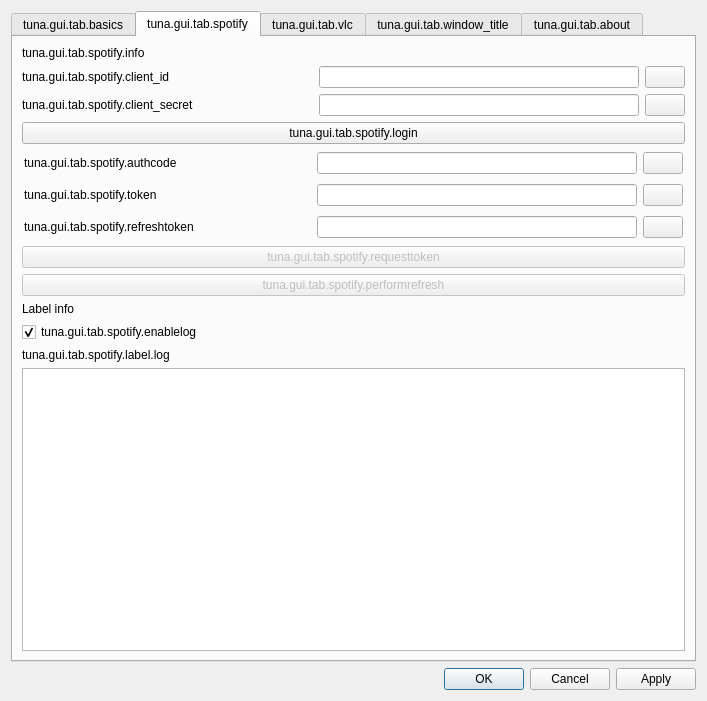
Old version of the form src/gui/tuna_gui.ui in the repository univrsal/tuna.
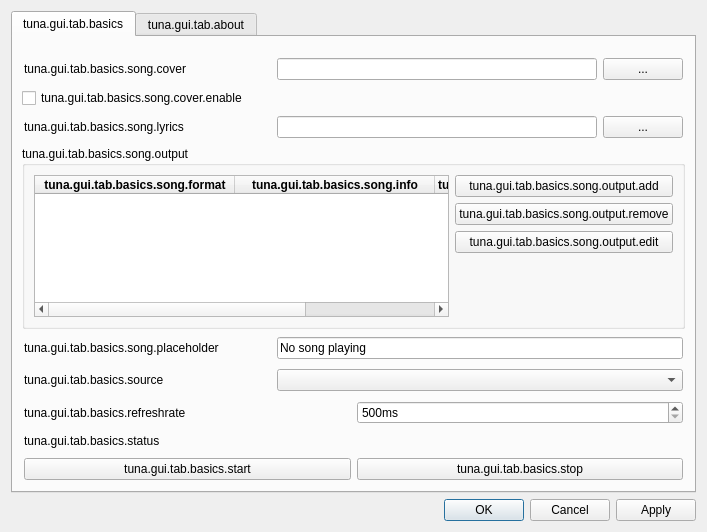
New version of the form. The open tabs and pages were chosen to show the change. Icons and pictures are not drawn.

What changed in the file:
```diff
--- a/src/gui/tuna_gui.ui
+++ b/src/gui/tuna_gui.ui
@@ -7,7 +7,7 @@
     <x>0</x>
     <y>0</y>
     <width>707</width>
-    <height>701</height>
+    <height>532</height>
    </rect>
   </property>
   <property name="sizePolicy">
@@ -39,7 +39,7 @@
       </sizepolicy>
      </property>
      <property name="currentIndex">
-      <number>2</number>
+      <number>0</number>
      </property>
      <widget class="QWidget" name="tab_basic">
       <attribute name="title">
@@ -338,6 +338,18 @@
              <layout class="QVBoxLayout" name="verticalLayout_8">
               <item>
                <widget class="QPushButton" name="btn_add_output">
+                <property name="sizePolicy">
+                 <sizepolicy hsizetype="Minimum" vsizetype="Fixed">
+                  <horstretch>0</horstretch>
+                  <verstretch>0</verstretch>
+                 </sizepolicy>
+                </property>
+                <property name="minimumSize">
+                 <size>
+                  <width>50</width>
+                  <height>0</height>
+                 </size>
+                </property>
                 <property name="text">
                  <string>tuna.gui.tab.basics.song.output.add</string>
                 </property>
@@ -345,6 +357,18 @@
               </item>
               <item>
                <widget class="QPushButton" name="btn_remove_output">
+                <property name="sizePolicy">
+                 <sizepolicy hsizetype="Minimum" vsizetype="Fixed">
+                  <horstretch>0</horstretch>
+                  <verstretch>0</verstretch>
+                 </sizepolicy>
+                </property>
+                <property name="minimumSize">
+                 <size>
+                  <width>50</width>
+                  <height>0</height>
+                 </size>
+                </property>
                 <property name="text">
                  <string>tuna.gui.tab.basics.song.output.remove</string>
                 </property>
@@ -352,6 +376,18 @@
               </item>
               <item>
                <widget class="QPushButton" name="btn_edit_output">
+                <property name="sizePolicy">
+                 <sizepolicy hsizetype="Minimum" vsizetype="Fixed">
+                  <horstretch>0</horstretch>
+                  <verstretch>0</verstretch>
+                 </sizepolicy>
+                </property>
+                <property name="minimumSize">
+                 <size>
+                  <width>50</width>
+                  <height>0</height>
+                 </size>
+                </property>
                 <property name="text">
                  <string>tuna.gui.tab.basics.song.output.edit</string>
                 </property>
@@ -377,30 +413,6 @@
          </layout>
         </widget>
        </item>
-       <item>
-        <widget class="QFrame" name="frame_format">
-         <property name="frameShape">
-          <enum>QFrame::NoFrame</enum>
-         </property>
-         <property name="frameShadow">
-          <enum>QFrame::Raised</enum>
-         </property>
-         <layout class="QHBoxLayout" name="horizontalLayout_8">
-          <property name="leftMargin">
-           <number>2</number>
-          </property>
-          <property name="topMargin">
-           <number>2</number>
-          </property>
-          <property name="rightMargin">
-           <number>2</number>
-          </property>
-          <property name="bottomMargin">
-           <number>2</number>
-          </property>
-         </layout>
-        </widget>
-       </item>
        <item>
         <widget class="QFrame" name="frame_placeholder">
          <property name="frameShape">
@@ -660,710 +672,6 @@
        </item>
       </layout>
      </widget>
-     <widget class="QWidget" name="tab_spotify">
-      <attribute name="title">
-       <string>tuna.gui.tab.spotify</string>
-      </attribute>
-      <layout class="QVBoxLayout" name="verticalLayout_3">
-       <item>
-        <widget class="QLabel" name="label_2">
-         <property name="text">
-          <string>tuna.gui.tab.spotify.info</string>
-         </property>
-         <property name="wordWrap">
-          <bool>true</bool>
-         </property>
-        </widget>
-       </item>
-       <item>
-        <layout class="QHBoxLayout" name="horizontalLayout_21">
-         <item>
-          <widget class="QLabel" name="label_21">
-           <property name="text">
-            <string>tuna.gui.tab.spotify.client_id</string>
-           </property>
-          </widget>
-         </item>
-         <item>
-          <spacer name="horizontalSpacer_9">
-           <property name="orientation">
-            <enum>Qt::Horizontal</enum>
-           </property>
-           <property name="sizeHint" stdset="0">
-            <size>
-             <width>40</width>
-             <height>20</height>
-            </size>
-           </property>
-          </spacer>
-         </item>
-         <item>
-          <widget class="QLineEdit" name="txt_client_id">
-           <property name="enabled">
-            <bool>true</bool>
-           </property>
-           <property name="minimumSize">
-            <size>
-             <width>320</width>
-             <height>0</height>
-            </size>
-           </property>
-           <property name="echoMode">
-            <enum>QLineEdit::Password</enum>
-           </property>
-          </widget>
-         </item>
-         <item>
-          <widget class="QPushButton" name="btn_id_show">
-           <property name="enabled">
-            <bool>true</bool>
-           </property>
-           <property name="text">
-            <string/>
-           </property>
-           <property name="icon">
-            <iconset resource="tuna.qrc">
-             <normaloff>:/images/icons/visible.svg</normaloff>:/images/icons/visible.svg</iconset>
-           </property>
-          </widget>
-         </item>
-        </layout>
-       </item>
-       <item>
-        <layout class="QHBoxLayout" name="horizontalLayout_22">
-         <item>
-          <widget class="QLabel" name="label_22">
-           <property name="text">
-            <string>tuna.gui.tab.spotify.client_secret</string>
-           </property>
-          </widget>
-         </item>
-         <item>
-          <spacer name="horizontalSpacer_6">
-           <property name="orientation">
-            <enum>Qt::Horizontal</enum>
-           </property>
-           <property name="sizeHint" stdset="0">
-            <size>
-             <width>40</width>
-             <height>20</height>
-            </size>
-           </property>
-          </spacer>
-         </item>
-         <item>
-          <widget class="QLineEdit" name="txt_secret">
-           <property name="minimumSize">
-            <size>
-             <width>320</width>
-             <height>0</height>
-            </size>
-           </property>
-           <property name="echoMode">
-            <enum>QLineEdit::Password</enum>
-           </property>
-          </widget>
-         </item>
-         <item>
-          <widget class="QPushButton" name="btn_show_secret">
-           <property name="enabled">
-            <bool>true</bool>
-           </property>
-           <property name="text">
-            <string/>
-           </property>
-           <property name="icon">
-            <iconset resource="tuna.qrc">
-             <normaloff>:/images/icons/visible.svg</normaloff>:/images/icons/visible.svg</iconset>
-           </property>
-          </widget>
-         </item>
-        </layout>
-       </item>
-       <item>
-        <widget class="QPushButton" name="btn_open_login">
-         <property name="text">
-          <string>tuna.gui.tab.spotify.login</string>
-         </property>
-        </widget>
-       </item>
-       <item>
-        <widget class="QFrame" name="frame_2">
-         <property name="frameShape">
-          <enum>QFrame::NoFrame</enum>
-         </property>
-         <property name="frameShadow">
-          <enum>QFrame::Raised</enum>
-         </property>
-         <layout class="QHBoxLayout" name="horizontalLayout_2">
-          <property name="leftMargin">
-           <number>2</number>
-          </property>
-          <property name="topMargin">
-           <number>2</number>
-          </property>
-          <property name="rightMargin">
-           <number>2</number>
-          </property>
-          <property name="bottomMargin">
-           <number>2</number>
-          </property>
-          <item>
-           <widget class="QLabel" name="label_3">
-            <property name="sizePolicy">
-             <sizepolicy hsizetype="Minimum" vsizetype="Preferred">
-              <horstretch>0</horstretch>
-              <verstretch>0</verstretch>
-             </sizepolicy>
-            </property>
-            <property name="minimumSize">
-             <size>
-              <width>0</width>
-              <height>0</height>
-             </size>
-            </property>
-            <property name="text">
-             <string>tuna.gui.tab.spotify.authcode</string>
-            </property>
-           </widget>
-          </item>
-          <item>
-           <spacer name="horizontalSpacer_5">
-            <property name="orientation">
-             <enum>Qt::Horizontal</enum>
-            </property>
-            <property name="sizeHint" stdset="0">
-             <size>
-              <width>40</width>
-              <height>20</height>
-             </size>
-            </property>
-           </spacer>
-          </item>
-          <item>
-           <widget class="QLineEdit" name="txt_auth_code">
-            <property name="sizePolicy">
-             <sizepolicy hsizetype="Fixed" vsizetype="Fixed">
-              <horstretch>0</horstretch>
-              <verstretch>0</verstretch>
-             </sizepolicy>
-            </property>
-            <property name="minimumSize">
-             <size>
-              <width>320</width>
-              <height>0</height>
-             </size>
-            </property>
-            <property name="echoMode">
-             <enum>QLineEdit::Password</enum>
-            </property>
-           </widget>
-          </item>
-          <item>
-           <widget class="QPushButton" name="btn_sp_show_auth">
-            <property name="sizePolicy">
-             <sizepolicy hsizetype="Minimum" vsizetype="Fixed">
-              <horstretch>0</horstretch>
-              <verstretch>0</verstretch>
-             </sizepolicy>
-            </property>
-            <property name="text">
-             <string/>
-            </property>
-            <property name="icon">
-             <iconset resource="tuna.qrc">
-              <normaloff>:/images/icons/visible.svg</normaloff>:/images/icons/visible.svg</iconset>
-            </property>
-           </widget>
-          </item>
-         </layout>
-        </widget>
-       </item>
-       <item>
-        <widget class="QFrame" name="frame_3">
-         <property name="frameShape">
-          <enum>QFrame::NoFrame</enum>
-         </property>
-         <property name="frameShadow">
-          <enum>QFrame::Raised</enum>
-         </property>
-         <layout class="QHBoxLayout" name="horizontalLayout_3">
-          <property name="leftMargin">
-           <number>2</number>
-          </property>
-          <property name="topMargin">
-           <number>2</number>
-          </property>
-          <property name="rightMargin">
-           <number>2</number>
-          </property>
-          <property name="bottomMargin">
-           <number>2</number>
-          </property>
-          <item>
-           <widget class="QLabel" name="label_4">
-            <property name="sizePolicy">
-             <sizepolicy hsizetype="Minimum" vsizetype="Preferred">
-              <horstretch>0</horstretch>
-              <verstretch>0</verstretch>
-             </sizepolicy>
-            </property>
-            <property name="minimumSize">
-             <size>
-              <width>0</width>
-              <height>0</height>
-             </size>
-            </property>
-            <property name="text">
-             <string>tuna.gui.tab.spotify.token</string>
-            </property>
-           </widget>
-          </item>
-          <item>
-           <spacer name="horizontalSpacer_3">
-            <property name="orientation">
-             <enum>Qt::Horizontal</enum>
-            </property>
-            <property name="sizeHint" stdset="0">
-             <size>
-              <width>40</width>
-              <height>20</height>
-             </size>
-            </property>
-           </spacer>
-          </item>
-          <item>
-           <widget class="QLineEdit" name="txt_token">
-            <property name="enabled">
-             <bool>true</bool>
-            </property>
-            <property name="sizePolicy">
-             <sizepolicy hsizetype="Fixed" vsizetype="Fixed">
-              <horstretch>0</horstretch>
-              <verstretch>0</verstretch>
-             </sizepolicy>
-            </property>
-            <property name="minimumSize">
-             <size>
-              <width>320</width>
-              <height>0</height>
-             </size>
-            </property>
-            <property name="echoMode">
-             <enum>QLineEdit::Password</enum>
-            </property>
-            <property name="readOnly">
-             <bool>true</bool>
-            </property>
-           </widget>
-          </item>
-          <item>
-           <widget class="QPushButton" name="btn_sp_show_token">
-            <property name="text">
-             <string/>
-            </property>
-            <property name="icon">
-             <iconset resource="tuna.qrc">
-              <normaloff>:/images/icons/visible.svg</normaloff>:/images/icons/visible.svg</iconset>
-            </property>
-           </widget>
-          </item>
-         </layout>
-        </widget>
-       </item>
-       <item>
-        <widget class="QFrame" name="frame_4">
-         <property name="frameShape">
-          <enum>QFrame::NoFrame</enum>
-         </property>
-         <property name="frameShadow">
-          <enum>QFrame::Raised</enum>
-         </property>
-         <layout class="QHBoxLayout" name="horizontalLayout_4">
-          <property name="leftMargin">
-           <number>2</number>
-          </property>
-          <property name="topMargin">
-           <number>2</number>
-          </property>
-          <property name="rightMargin">
-           <number>2</number>
-          </property>
-          <property name="bottomMargin">
-           <number>2</number>
-          </property>
-          <item>
-           <widget class="QLabel" name="label_5">
-            <property name="sizePolicy">
-             <sizepolicy hsizetype="Minimum" vsizetype="Preferred">
-              <horstretch>0</horstretch>
-              <verstretch>0</verstretch>
-             </sizepolicy>
-            </property>
-            <property name="minimumSize">
-             <size>
-              <width>0</width>
-              <height>0</height>
-             </size>
-            </property>
-            <property name="contextMenuPolicy">
-             <enum>Qt::NoContextMenu</enum>
-            </property>
-            <property name="text">
-             <string>tuna.gui.tab.spotify.refreshtoken</string>
-            </property>
-           </widget>
-          </item>
-          <item>
-           <spacer name="horizontalSpacer_4">
-            <property name="orientation">
-             <enum>Qt::Horizontal</enum>
-            </property>
-            <property name="sizeHint" stdset="0">
-             <size>
-              <width>40</width>
-              <height>20</height>
-             </size>
-            </property>
-           </spacer>
-          </item>
-          <item>
-           <widget class="QLineEdit" name="txt_refresh_token">
-            <property name="sizePolicy">
-             <sizepolicy hsizetype="Fixed" vsizetype="Fixed">
-              <horstretch>0</horstretch>
-              <verstretch>0</verstretch>
-             </sizepolicy>
-            </property>
-            <property name="minimumSize">
-             <size>
-              <width>320</width>
-              <height>0</height>
-             </size>
-            </property>
-            <property name="echoMode">
-             <enum>QLineEdit::Password</enum>
-            </property>
-            <property name="readOnly">
-             <bool>true</bool>
-            </property>
-           </widget>
-          </item>
-          <item>
-           <widget class="QPushButton" name="btn_sp_show_refresh_token">
-            <property name="text">
-             <string/>
-            </property>
-            <property name="icon">
-             <iconset resource="tuna.qrc">
-              <normaloff>:/images/icons/visible.svg</normaloff>:/images/icons/visible.svg</iconset>
-            </property>
-           </widget>
-          </item>
-         </layout>
-        </widget>
-       </item>
-       <item>
-        <widget class="QPushButton" name="btn_request_token">
-         <property name="enabled">
-          <bool>false</bool>
-         </property>
-         <property name="text">
-          <string>tuna.gui.tab.spotify.requesttoken</string>
-         </property>
-        </widget>
-       </item>
-       <item>
-        <widget class="QPushButton" name="btn_performrefresh">
-         <property name="enabled">
-          <bool>false</bool>
-         </property>
-         <property name="text">
-          <string>tuna.gui.tab.spotify.performrefresh</string>
-         </property>
-        </widget>
-       </item>
-       <item>
-        <widget class="QLabel" name="lbl_spotify_info">
-         <property name="text">
-          <string>Label info</string>
-         </property>
-        </widget>
-       </item>
-       <item>
-        <widget class="QCheckBox" name="cb_use_log">
-         <property name="text">
-          <string>tuna.gui.tab.spotify.enablelog</string>
-         </property>
-         <property name="checked">
-          <bool>true</bool>
-         </property>
-        </widget>
-       </item>
-       <item>
-        <widget class="QLabel" name="label_6">
-         <property name="text">
-          <string>tuna.gui.tab.spotify.label.log</string>
-         </property>
-        </widget>
-       </item>
-       <item>
-        <widget class="QTextEdit" name="txt_json_log">
-         <property name="readOnly">
-          <bool>true</bool>
-         </property>
-        </widget>
-       </item>
-      </layout>
-     </widget>
-     <widget class="QWidget" name="tab">
-      <attribute name="title">
-       <string>tuna.gui.tab.vlc</string>
-      </attribute>
-      <layout class="QVBoxLayout" name="verticalLayout_10">
-       <item>
-        <widget class="QLabel" name="lbl_vlc_disabled">
-         <property name="text">
-          <string>tuna.gui.vlc.disabled</string>
-         </property>
-        </widget>
-       </item>
-       <item>
-        <layout class="QHBoxLayout" name="horizontalLayout_19">
-         <item>
-          <widget class="QLabel" name="label_7">
-           <property name="text">
-            <string>tuna.gui.vlc.source.name</string>
-           </property>
-          </widget>
-         </item>
-         <item>
-          <widget class="QComboBox" name="cb_vlc_source_name"/>
-         </item>
-        </layout>
-       </item>
-       <item>
-        <widget class="QPushButton" name="btn_refresh_vlc">
-         <property name="text">
-          <string>tuna.gui.vlc.refresh</string>
-         </property>
-        </widget>
-       </item>
-       <item>
-        <spacer name="verticalSpacer_4">
-         <property name="orientation">
-          <enum>Qt::Vertical</enum>
-         </property>
-         <property name="sizeHint" stdset="0">
-          <size>
-           <width>20</width>
-           <height>521</height>
-          </size>
-         </property>
-        </spacer>
-       </item>
-      </layout>
-     </widget>
-     <widget class="QWidget" name="tab_window_title">
-      <attribute name="title">
-       <string>tuna.gui.tab.window_title</string>
-      </attribute>
-      <layout class="QVBoxLayout" name="verticalLayout_7">
-       <item>
-        <widget class="QLabel" name="label_15">
-         <property name="text">
-          <string>tuna.gui.tab.windowtitle.title</string>
-         </property>
-        </widget>
-       </item>
-       <item>
-        <widget class="QLineEdit" name="txt_title"/>
-       </item>
-       <item>
-        <widget class="QLabel" name="label_17">
-         <property name="text">
-          <string>tuna.gui.tab.windowtitle.pause</string>
-         </property>
-        </widget>
-       </item>
-       <item>
-        <widget class="QLineEdit" name="txt_paused"/>
-       </item>
-       <item>
-        <widget class="QCheckBox" name="cb_regex">
-         <property name="text">
-          <string>tuna.gui.tab.windowtitle.regex</string>
-         </property>
-        </widget>
-       </item>
-       <item>
-        <widget class="QGroupBox" name="groupBox">
-         <property name="sizePolicy">
-          <sizepolicy hsizetype="Preferred" vsizetype="Preferred">
-           <horstretch>0</horstretch>
-           <verstretch>0</verstretch>
-          </sizepolicy>
-         </property>
-         <property name="title">
-          <string>tuna.gui.tab.windowtitle.modifiers</string>
-         </property>
-         <layout class="QVBoxLayout" name="verticalLayout_6">
-          <item>
-           <widget class="QFrame" name="frame_15">
-            <property name="frameShape">
-             <enum>QFrame::NoFrame</enum>
-            </property>
-            <property name="frameShadow">
-             <enum>QFrame::Raised</enum>
-            </property>
-            <layout class="QHBoxLayout" name="horizontalLayout_17">
-             <property name="leftMargin">
-              <number>2</number>
-             </property>
-             <property name="topMargin">
-              <number>2</number>
-             </property>
-             <property name="rightMargin">
-              <number>2</number>
-             </property>
-             <property name="bottomMargin">
-              <number>2</number>
-             </property>
-             <item>
-              <widget class="QLabel" name="label_16">
-               <property name="text">
-                <string>tuna.gui.tab.windowtitle.replace</string>
-               </property>
-              </widget>
-             </item>
-             <item>
-              <widget class="QLineEdit" name="txt_search"/>
-             </item>
-             <item>
-              <widget class="QLabel" name="label_20">
-               <property name="text">
-                <string>tuna.gui.tab.windowtitle.with</string>
-               </property>
-              </widget>
-             </item>
-             <item>
-              <widget class="QLineEdit" name="txt_replace"/>
-             </item>
-            </layout>
-           </widget>
-          </item>
-          <item>
-           <widget class="QFrame" name="frame_16">
-            <property name="frameShape">
-             <enum>QFrame::NoFrame</enum>
-            </property>
-            <property name="frameShadow">
-             <enum>QFrame::Raised</enum>
-            </property>
-            <layout class="QHBoxLayout" name="horizontalLayout_15">
-             <property name="leftMargin">
-              <number>2</number>
-             </property>
-             <property name="topMargin">
-              <number>2</number>
-             </property>
-             <property name="rightMargin">
-              <number>2</number>
-             </property>
-             <property name="bottomMargin">
-              <number>2</number>
-             </property>
-             <item>
-              <widget class="QLabel" name="label_18">
-               <property name="text">
-                <string>tuna.gui.tab.windowtitle.cut.begin</string>
-               </property>
-              </widget>
-             </item>
-             <item>
-              <widget class="QSpinBox" name="sb_begin">
-               <property name="sizePolicy">
-                <sizepolicy hsizetype="Fixed" vsizetype="Fixed">
-                 <horstretch>0</horstretch>
-                 <verstretch>0</verstretch>
-                </sizepolicy>
-               </property>
-               <property name="minimumSize">
-                <size>
-                 <width>100</width>
-                 <height>0</height>
-                </size>
-               </property>
-              </widget>
-             </item>
-            </layout>
-           </widget>
-          </item>
-          <item>
-           <widget class="QFrame" name="frame_17">
-            <property name="frameShape">
-             <enum>QFrame::NoFrame</enum>
-            </property>
-            <property name="frameShadow">
-             <enum>QFrame::Raised</enum>
-            </property>
-            <layout class="QHBoxLayout" name="horizontalLayout_16">
-             <property name="leftMargin">
-              <number>2</number>
-             </property>
-             <property name="topMargin">
-              <number>2</number>
-             </property>
-             <property name="rightMargin">
-              <number>2</number>
-             </property>
-             <property name="bottomMargin">
-              <number>2</number>
-             </property>
-             <item>
-              <widget class="QLabel" name="label_19">
-               <property name="text">
-                <string>tuna.gui.tab.windowtitle.cut.end</string>
-               </property>
-              </widget>
-             </item>
-             <item>
-              <widget class="QSpinBox" name="sb_end">
-               <property name="sizePolicy">
-                <sizepolicy hsizetype="Fixed" vsizetype="Fixed">
-                 <horstretch>0</horstretch>
-                 <verstretch>0</verstretch>
-                </sizepolicy>
-               </property>
-               <property name="minimumSize">
-                <size>
-                 <width>100</width>
-                 <height>0</height>
-                </size>
-               </property>
-              </widget>
-             </item>
-            </layout>
-           </widget>
-          </item>
-         </layout>
-        </widget>
-       </item>
-       <item>
-        <spacer name="verticalSpacer_3">
-         <property name="orientation">
-          <enum>Qt::Vertical</enum>
-         </property>
-         <property name="sizeHint" stdset="0">
-          <size>
-           <width>20</width>
-           <height>357</height>
-          </size>
-         </property>
-        </spacer>
-       </item>
-      </layout>
-     </widget>
      <widget class="QWidget" name="tab_about">
       <attribute name="title">
        <string>tuna.gui.tab.about</string>
@@ -1395,9 +703,12 @@
             <property name="orientation">
              <enum>Qt::Horizontal</enum>
             </property>
+            <property name="sizeType">
+             <enum>QSizePolicy::Preferred</enum>
+            </property>
             <property name="sizeHint" stdset="0">
              <size>
-              <width>40</width>
+              <width>10</width>
               <height>20</height>
              </size>
             </property>
@@ -1418,9 +729,12 @@
             <property name="orientation">
              <enum>Qt::Horizontal</enum>
             </property>
+            <property name="sizeType">
+             <enum>QSizePolicy::Preferred</enum>
+            </property>
             <property name="sizeHint" stdset="0">
              <size>
-              <width>40</width>
+              <width>10</width>
               <height>20</height>
              </size>
             </property>
@@ -1431,6 +745,12 @@
        </item>
        <item>
         <widget class="QLabel" name="label">
+         <property name="sizePolicy">
+          <sizepolicy hsizetype="Minimum" vsizetype="Preferred">
+           <horstretch>0</horstretch>
+           <verstretch>0</verstretch>
+          </sizepolicy>
+         </property>
          <property name="text">
           <string>&lt;html&gt;&lt;head/&gt;&lt;body&gt;&lt;p align=&quot;center&quot;&gt;&lt;span style=&quot; font-size:16pt;&quot;&gt;tuna&lt;/span&gt;&lt;/p&gt;&lt;p align=&quot;center&quot;&gt;&lt;a href=&quot;https://github.com/univrsal/tuna&quot;&gt;&lt;span style=&quot; text-decoration: underline; color:#007af4;&quot;&gt;github.com/univrsal/tuna&lt;/span&gt;&lt;/a&gt;&lt;/p&gt;&lt;p&gt;Display information about currently playing music directly within obs.&lt;/p&gt;&lt;p&gt;Depends on Qt, libobs, taglib, libmpdclient and curl.&lt;/p&gt;&lt;p&gt;Tuna is licensed under the &lt;a href=&quot;https://www.gnu.org/licenses/old-licenses/gpl-2.0.txt&quot;&gt;GPL v2.0&lt;a/&gt;&lt;/p&gt;&lt;/body&gt;&lt;/html&gt;</string>
          </property>
```
